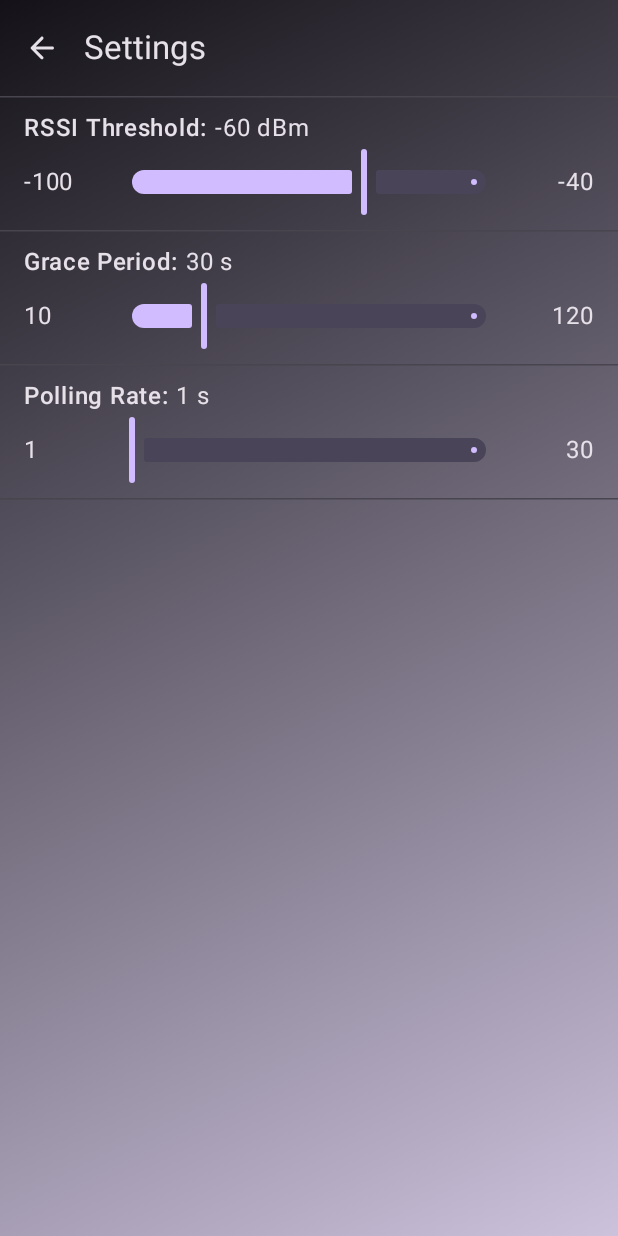
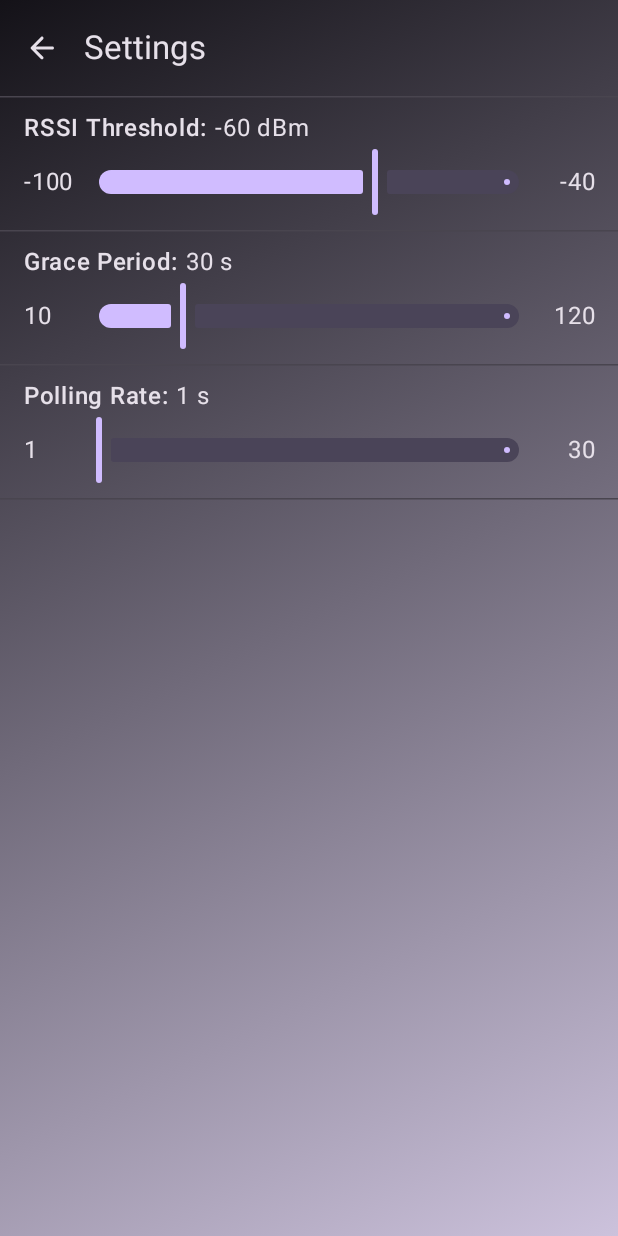
Before and after one commit to dpither/super-smart-key, an Android app built with Jetpack Compose: the screen it shows after launch (SuperSmartKeyActivity), after a tap on "Settings", on a phone screen of 412 x 824 dp. Run offline under Robolectric (Android 15) with nearby library versions, the phone set to English and light mode, and no system bars; our stand-ins replace Dagger/Hilt's generated code.

Commit message:
UI improvements relating to device rotation, and system icons.

```diff
--- a/App/app/src/main/AndroidManifest.xml
+++ b/App/app/src/main/AndroidManifest.xml
@@ -38,7 +38,6 @@
         tools:targetApi="31">
         <activity
             android:name=".SuperSmartKeyActivity"
-            android:windowSoftInputMode="adjustResize"
             android:exported="true"
             android:theme="@style/Theme.SuperSmartKeyApp">
             <intent-filter>
--- a/App/app/src/main/java/com/example/supersmartkeyapp/ui/home/HomeScreen.kt
+++ b/App/app/src/main/java/com/example/supersmartkeyapp/ui/home/HomeScreen.kt
@@ -5,6 +5,7 @@ import android.app.admin.DevicePolicyManager
 import android.content.ComponentName
 import android.content.Context
 import android.content.Intent
+import android.content.res.Configuration
 import android.os.Build
 import androidx.activity.compose.rememberLauncherForActivityResult
 import androidx.activity.result.contract.ActivityResultContracts
@@ -27,11 +28,13 @@ import androidx.compose.animation.slideInVertically
 import androidx.compose.animation.slideOutVertically
 import androidx.compose.animation.togetherWith
 import androidx.compose.foundation.Canvas
+import androidx.compose.foundation.layout.Arrangement
 import androidx.compose.foundation.layout.Box
 import androidx.compose.foundation.layout.Column
 import androidx.compose.foundation.layout.Row
 import androidx.compose.foundation.layout.Spacer
 import androidx.compose.foundation.layout.fillMaxSize
+import androidx.compose.foundation.layout.navigationBarsPadding
 import androidx.compose.foundation.layout.offset
 import androidx.compose.foundation.layout.padding
 import androidx.compose.foundation.layout.size
@@ -59,6 +62,7 @@ import androidx.compose.ui.graphics.Color
 import androidx.compose.ui.graphics.StrokeCap
 import androidx.compose.ui.graphics.drawscope.Stroke
 import androidx.compose.ui.graphics.vector.ImageVector
+import androidx.compose.ui.platform.LocalConfiguration
 import androidx.compose.ui.platform.LocalContext
 import androidx.compose.ui.platform.LocalDensity
 import androidx.compose.ui.res.stringResource
@@ -306,32 +310,23 @@ private fun HomeContent(
                 )
             )
         ) {
-            Box(
-                modifier = Modifier
-                    .fillMaxSize()
-                    .padding(top = 128.dp)
-                    .padding(horizontal = 16.dp),
-                contentAlignment = Alignment.TopCenter
+            Column(
+                horizontalAlignment = Alignment.CenterHorizontally,
+                verticalArrangement = Arrangement.Center,
+                modifier = Modifier.fillMaxSize()
             ) {
                 Text(
                     text = stringResource(R.string.no_key_text),
                     textAlign = TextAlign.Center,
                     style = MaterialTheme.typography.bodyLarge
                 )
-            }
-            Box(
-                modifier = Modifier
-                    .fillMaxSize()
-                    .padding(bottom = 128.dp)
-                    .padding(horizontal = 16.dp), contentAlignment = Alignment.BottomCenter
-            ) {
+                Spacer(modifier = Modifier.size(largeIconDp + 32.dp))
                 Text(
                     text = stringResource(R.string.call_to_action),
                     textAlign = TextAlign.Center,
                     style = MaterialTheme.typography.bodyLarge,
                 )
             }
-
         }
 
 //        Content when key connected
@@ -354,6 +349,23 @@ private fun HomeContent(
                     .fillMaxSize()
                     .padding(16.dp)
             ) {
+                val isLandscape =
+                    LocalConfiguration.current.orientation == Configuration.ORIENTATION_LANDSCAPE
+
+                if (isLandscape) {
+                    Row {
+                        Column(
+                            modifier = Modifier
+                                .weight(1f)
+                                .padding(end = 16.dp)
+                        ) {
+                            Spacer(modifier = Modifier.size(smallIconDp))
+                            KeyInfo(key = key)
+                        }
+                        Spacer(modifier = Modifier.size(200.dp))
+                        Spacer(modifier = Modifier.weight(1f))
+                    }
+                } else {
                     Row {
                         Spacer(
                             modifier = Modifier
@@ -362,6 +374,8 @@ private fun HomeContent(
                         )
                         KeyInfo(key = key)
                     }
+                }
+
                 Box(
                     contentAlignment = Alignment.Center, modifier = Modifier.align(Alignment.Center)
                 ) {
@@ -378,8 +392,11 @@ private fun HomeContent(
 
 @Composable
 private fun LinkKeyButton(isKeyLinked: Boolean, onClick: () -> Unit) {
+    val isLandscape = LocalConfiguration.current.orientation == Configuration.ORIENTATION_LANDSCAPE
+
     LargeFloatingActionButton(
-        onClick = onClick
+        onClick = onClick,
+        modifier = if (isLandscape) Modifier.navigationBarsPadding() else Modifier
     ) {
         if (isKeyLinked) {
             Icon(
@@ -413,7 +430,7 @@ private fun StartStopButton(isServiceRunning: Boolean, onStart: () -> Unit, onSt
             }
         ),
         elevation = ButtonDefaults.buttonElevation(defaultElevation = 12.dp),
-        modifier = Modifier.size(200.dp)
+        modifier = Modifier.size(160.dp)
     ) {
         Text(
             text = if (isServiceRunning) stringResource(R.string.stop) else stringResource(R.string.start),
@@ -434,7 +451,7 @@ private fun DistanceIndicator(progress: Float) {
     } else {
         MaterialTheme.colorScheme.tertiaryContainer
     }
-    val size = 240.dp
+    val size = 200.dp
 
     Box(modifier = Modifier.size(size)) {
 //        Base arc code by ChatGPT, modified to fit vision
@@ -702,7 +719,7 @@ private fun HomeContentPreviewScreens() {
         ) { paddingValues ->
             HomeContent(
                 key = Key(
-                    name = "Smart Tag Smart Tag Smart Tag",
+                    name = "Smart Tag Smart Tag Smart Tag Smart Tag Smart Tag Smart Tag",
                     address = "00:11:22:33:AA:BB",
                     lastSeen = null,
                     rssi = -100,
--- a/App/app/src/main/java/com/example/supersmartkeyapp/ui/settings/SettingsScreen.kt
+++ b/App/app/src/main/java/com/example/supersmartkeyapp/ui/settings/SettingsScreen.kt
@@ -1,6 +1,5 @@
 package com.example.supersmartkeyapp.ui.settings
 
-import androidx.compose.foundation.layout.Box
 import androidx.compose.foundation.layout.Column
 import androidx.compose.foundation.layout.Row
 import androidx.compose.foundation.layout.fillMaxSize
@@ -27,6 +26,7 @@ import androidx.compose.ui.graphics.Brush
 import androidx.compose.ui.graphics.Color
 import androidx.compose.ui.res.stringResource
 import androidx.compose.ui.text.font.FontWeight
+import androidx.compose.ui.text.style.TextAlign
 import androidx.compose.ui.tooling.preview.Preview
 import androidx.compose.ui.tooling.preview.PreviewScreenSizes
 import androidx.compose.ui.unit.dp
@@ -171,8 +171,9 @@ private fun SettingsIntSlider(
             Text(text = "$title: ", fontWeight = FontWeight.SemiBold)
             Text(text = "$value $units")
         }
-        Box(contentAlignment = Alignment.Center, modifier = Modifier.fillMaxWidth()) {
-            Text(text = "$minVal", modifier = Modifier.align(Alignment.CenterStart))
+        val labelWidth = 48.dp
+        Row(verticalAlignment = Alignment.CenterVertically, modifier = Modifier.fillMaxWidth()) {
+            Text(text = "$minVal", modifier = Modifier.width(labelWidth))
             Slider(
                 value = value.toFloat(),
                 onValueChange = { onValueChange(it.roundToInt()) },
@@ -180,9 +181,9 @@ private fun SettingsIntSlider(
                 valueRange = minVal.toFloat()..maxVal.toFloat(),
                 steps = steps,
                 colors = colors,
-                modifier = Modifier.width(240.dp)
+                modifier = Modifier.weight(1f)
             )
-            Text(text = "$maxVal", modifier = Modifier.align(Alignment.CenterEnd))
+            Text(text = "$maxVal", textAlign = TextAlign.End, modifier = Modifier.width(labelWidth))
         }
     }
 }
```
Also changed, not shown: App/app/src/main/java/com/example/supersmartkeyapp/SuperSmartKeyActivity.kt (+4 -3 lines), App/app/src/main/java/com/example/supersmartkeyapp/ui/Dialogs.kt (+57 -24 lines). Lines whose indentation alone changed are shown as unchanged.
